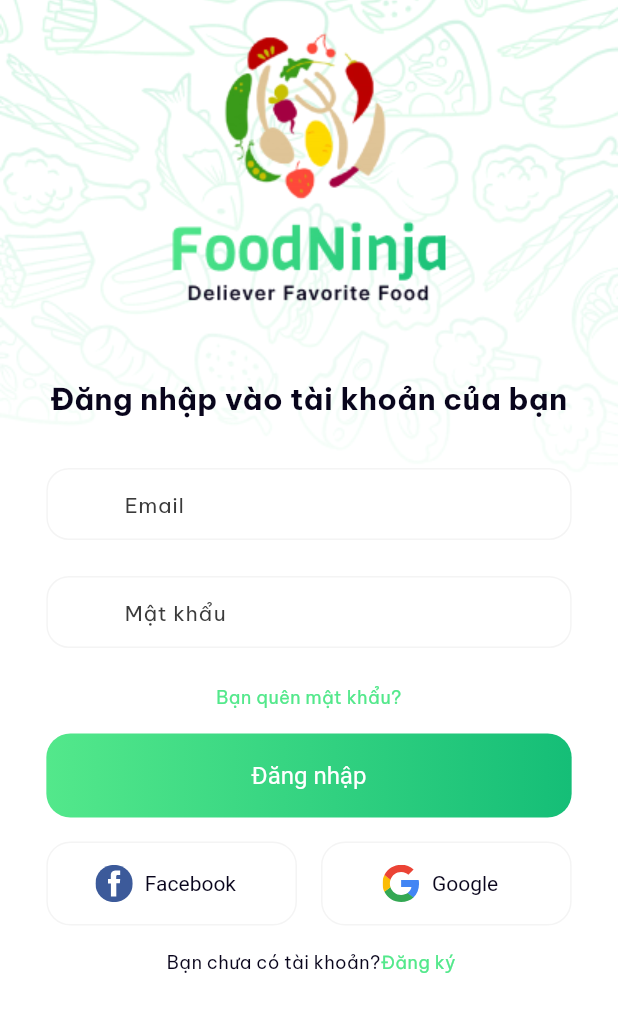
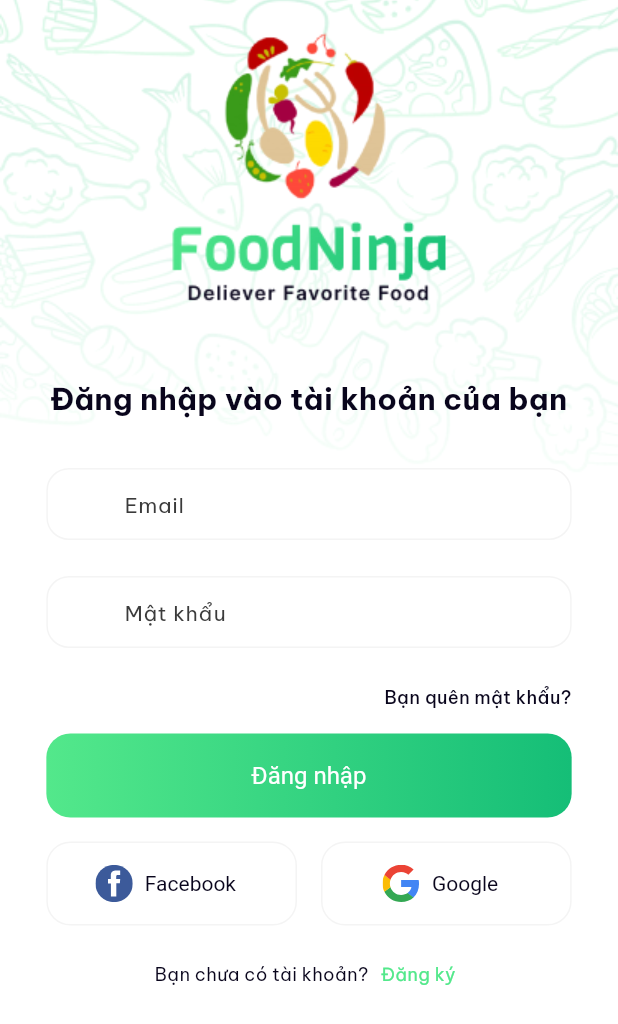
Before and after one commit to quocbao238/Flutter-NinjaFood-Restaurant, a Flutter app: the screen it shows after launch, on a phone screen of 412 x 824 dp. Shown: the top 1024 px of the screen. Run offline on Flutter 3.47's test engine with Material 2 defaults, Android fonts, the phone set to English and light mode, and no system bars; our stand-ins replace equatable, flutter_svg, get, google_fonts, shared_preferences.

```diff
--- a/lib/app/core/app_image_assets.dart
+++ b/lib/app/core/app_image_assets.dart
@@ -1,7 +1,8 @@
 part of 'core.dart';
 
 class AppImageAssets {
-  static const logo = 'assets/images/logo.png';
+  static const logoLight = 'assets/images/logo.png';
+  static const logoDark = 'assets/images/logo_dark.png';
   static const backgroundLight = 'assets/images/background_image.png';
   static const backgroundDark = 'assets/images/background_dark_image.png';
   static const onboardBanner1 = 'assets/images/onboarding1.png';
--- a/lib/app/features/sign_in/presentation/layout/mobile/sign_in_mobile_view.dart
+++ b/lib/app/features/sign_in/presentation/layout/mobile/sign_in_mobile_view.dart
@@ -36,13 +36,16 @@ class SignInMobileScreen extends GetView<SignInController> {
                   obscureText: true,
                 ),
               ),
-              GestureDetector(
+              AppSizeScale(
+                ratioWidth: 0.85,
+                child: GestureDetector(
                   onTap: controller.onPressedForgotPassword,
                   child: AppText.bodySmall(
                     textAlign: TextAlign.end,
                     text: 'SignInScreen_ForgotPassword'.tr,
-                    fontWeight: FontWeight.w400,
-                    color: ThemeColors.primaryColor),
+                    fontWeight: FontWeight.w500,
+                  ),
+                ),
               ),
               AppPadding.medium(
                 child: AppButton.max(
@@ -61,11 +64,13 @@ class SignInMobileScreen extends GetView<SignInController> {
                           textAlign: TextAlign.end,
                           text: 'SignInScreen_DontAccount'.tr,
                           fontWeight: FontWeight.w400),
-                      AppText.bodySmall(
+                      AppPadding.small(
+                        child: AppText.bodySmall(
                             textAlign: TextAlign.end,
                             text: 'SignInScreen_SignUp'.tr,
                             fontWeight: FontWeight.w400,
                             color: ThemeColors.primaryColor),
+                      ),
                     ],
                   ),
                 ),
--- a/lib/app/features/sign_in/presentation/layout/mobile/widgets/social_button.dart
+++ b/lib/app/features/sign_in/presentation/layout/mobile/widgets/social_button.dart
@@ -17,13 +17,12 @@ class SocialButtonWidget extends StatelessWidget {
   ) {
     return ElevatedButton(
       style: Theme.of(context).elevatedButtonTheme.style!.copyWith(
-            shape: MaterialStateProperty.all<OutlinedBorder>(
-              RoundedRectangleBorder(
-                  side: BorderSide(color: Color(0xFFF4F4F4), width: 1),
-                  borderRadius: BorderRadius.circular(16.0)),
-            ),
-          ),
-      onPressed: () {},
+              shape: MaterialStateProperty.all<OutlinedBorder>(
+            RoundedRectangleBorder(
+                side: BorderSide(color: Color(0xFFF4F4F4), width: 1),
+                borderRadius: BorderRadius.circular(16.0)),
+          )),
+      onPressed: onPressed,
       child: SizedBox(
         height: kToolbarHeight,
         child: Row(
@@ -32,9 +31,8 @@ class SocialButtonWidget extends StatelessWidget {
           children: [
             iconWidget,
             AppPadding(
-              padding: AppEdgeInsets.symmetric(horizontal: AppGapSize.small),
-              child: AppText.bodyMedium(text: title),
-            )
+                padding: AppEdgeInsets.symmetric(horizontal: AppGapSize.small),
+                child: AppText.bodyMedium(text: title))
           ],
         ),
       ),
--- a/lib/app/features/sign_up/controllers/sign_up_controller.dart
+++ b/lib/app/features/sign_up/controllers/sign_up_controller.dart
@@ -1,5 +1,6 @@
 import 'package:get/get.dart';
 import 'package:ninjafood/app/core/core.dart';
+import 'package:ninjafood/app/routes/routes.dart';
 import 'package:ninjafood/app/services/theme/theme_service.dart';
 
 class SignUpController extends BaseController {
@@ -26,6 +27,6 @@ class SignUpController extends BaseController {
   }
 
   void onPressedAlreadyHaveAnAccount() {
-    Get.toNamed("/signinScreen");
+    Get.toNamed(AppRouteProvider.signinScreen);
   }
 }
--- a/lib/app/theme/core_widget/app_image.dart
+++ b/lib/app/theme/core_widget/app_image.dart
@@ -1,7 +1,7 @@
 part of core_widget;
 
 enum AppImage {
-  logo(AppImageAssets.logo);
+  logo(AppImageAssets.logoLight);
 
   final String url;
 
@@ -17,6 +17,17 @@ class AppImages extends StatelessWidget {
 
   @override
   Widget build(BuildContext context) {
+    if (appImage == AppImage.logo) {
+      return GetX<ThemeService>(
+        init: ThemeService(prefsService: Get.find()),
+        builder: (controller) {
+          final url = controller.isDarkTheme.value
+              ? AppImageAssets.logoDark
+              : appImage.url;
+          return Image.asset(url);
+        },
+      );
+    }
     return Image.asset(appImage.url);
   }
 }
--- a/lib/app/theme/theme_primary.dart
+++ b/lib/app/theme/theme_primary.dart
@@ -5,10 +5,10 @@ class ThemePrimary {
     return ThemeData(
         textTheme: GoogleFonts.beVietnamProTextTheme(
             ThemeText.appTextTheme(ThemeColors.textLightColor)),
-        // colorSchemeSeed: ThemeColors.primaryColor,
         colorScheme: ColorScheme.light().copyWith(
-            primary: ThemeColors.primaryColor,
-            background: ThemeColors.backgroundColor),
+          primary: ThemeColors.primaryColor,
+          background: ThemeColors.backgroundColor,
+        ),
         brightness: Brightness.light,
         useMaterial3: true,
         // other
@@ -24,7 +24,7 @@ class ThemePrimary {
             hintStyle: ThemeText.bodyMedium
                 .copyWith(color: ThemeColors.hintColorLight)),
         elevatedButtonTheme:
-            ElevatedButtonThemeData(style: elevatedButtonStyle()));
+            ElevatedButtonThemeData(style: elevatedButtonStyle()!));
   }
 
   static darkTheme() {
```
Also changed, not shown: assets/images/logo_dark.png (added). Lines whose indentation alone changed are shown as unchanged.
